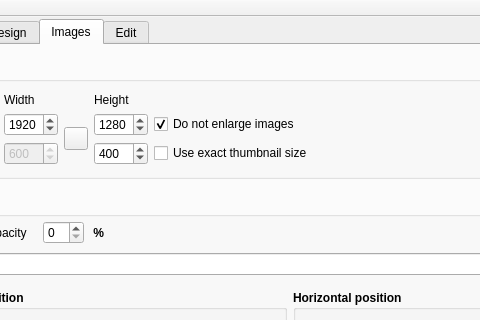
Before: the Qt Designer form src/falcong.ui in solyoma/falconG, drawn with Qt 5; both pictures show x 87 to 567 and y 0 to 320 of the 753 by 970 pixel window.
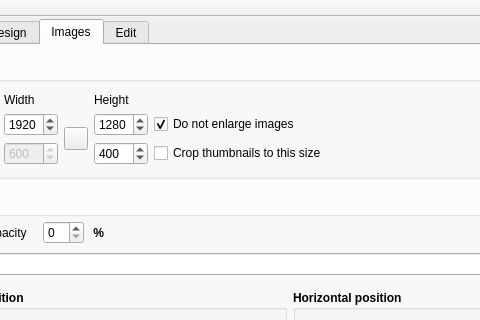
After: the same form once the commit is applied. The open tabs and pages were chosen to show the change. Icons and pictures are not drawn. Custom widgets are drawn as their Qt base class.

```diff
--- a/src/falcong.ui
+++ b/src/falcong.ui
@@ -3358,7 +3358,7 @@
 has the same aspect ratio as the thumbnail.</string>
                  </property>
                  <property name="text">
-                  <string>Use exact thumbnail size</string>
+                  <string>Crop thumbnails to this size</string>
                  </property>
                 </widget>
                </item>
```
Left out of the diff: 2 changed lines with no effect on the pictures.
